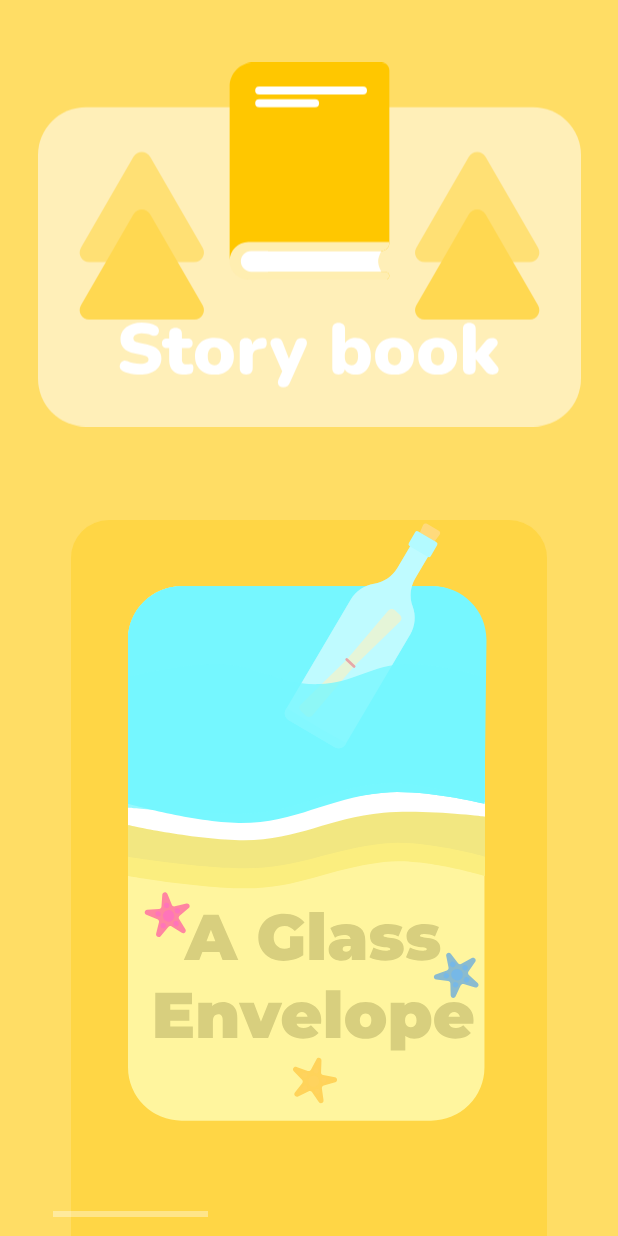
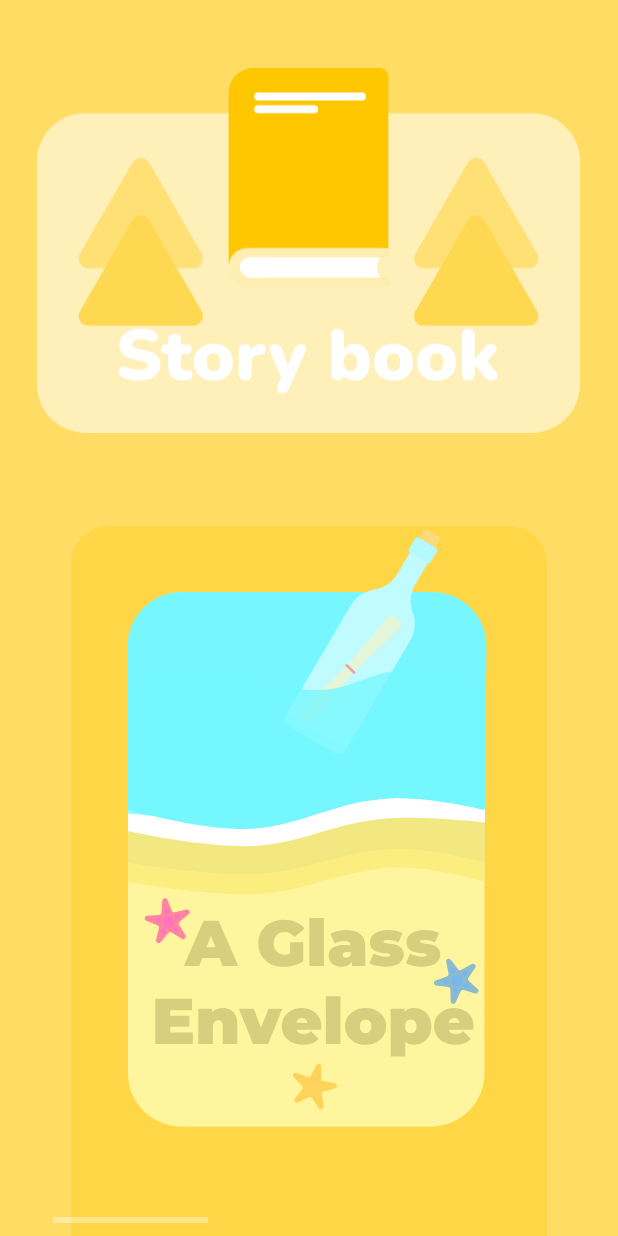
Before and after one commit to barraIhsan/Sinlish, an Android app: the StoryMenuScreen screen opened directly, with no data from a screen before it, on a phone screen of 412 x 824 dp. Run offline under Robolectric (Android 15) with nearby library versions, the phone set to English and light mode, and no system bars.

Commit message:
change: story header

```diff
--- a/app/src/main/res/layout/activity_story_menu.xml
+++ b/app/src/main/res/layout/activity_story_menu.xml
@@ -11,10 +11,10 @@
         android:id="@+id/imageView5"
         android:layout_width="362dp"
         android:layout_height="246dp"
-        android:layout_marginTop="40dp"
+        android:layout_marginTop="44dp"
         android:src="@drawable/story_header"
         app:layout_constraintEnd_toEndOf="parent"
-        app:layout_constraintHorizontal_bias="0.5"
+        app:layout_constraintHorizontal_bias="0.489"
         app:layout_constraintStart_toStartOf="parent"
         app:layout_constraintTop_toTopOf="parent" />
 
```
